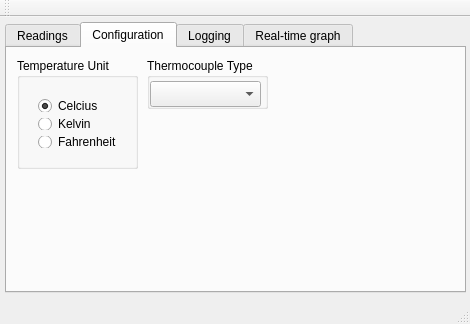
First picture: the form in qt_test/basicListener/mainwindow.ui, repository PaxInstruments/t100-software, before the edit.
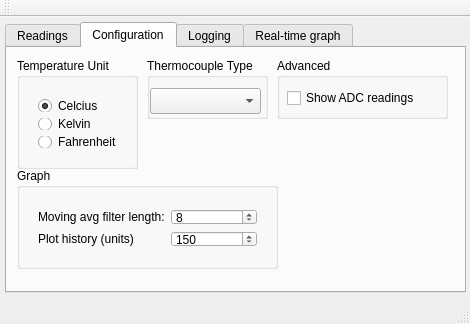
Second picture: the form after the edit. The open tabs and pages were chosen to show the change. Custom widgets are drawn as their Qt base class.

Commit message:
New features and fixes. * User selectable temperature unit. * User selectable graph smoothing filter length. * User selectable graph history length. * ADC reading is optional right now. Table changes its size accordingly. * Small fix to moving average filter. * Proper t100 class member initialisation.
Known bugs
* "Rescan Devices" crashes the program at some occasions.

Diff of the .ui file:
```diff
--- a/qt_test/basicListener/mainwindow.ui
+++ b/qt_test/basicListener/mainwindow.ui
@@ -127,7 +127,7 @@
         <x>140</x>
         <y>10</y>
         <width>121</width>
-        <height>51</height>
+        <height>61</height>
        </rect>
       </property>
       <property name="title">
@@ -137,13 +137,104 @@
        <property name="geometry">
         <rect>
          <x>3</x>
-         <y>23</y>
+         <y>30</y>
          <width>111</width>
          <height>26</height>
         </rect>
        </property>
       </widget>
      </widget>
+     <widget class="QGroupBox" name="groupBox_2">
+      <property name="geometry">
+       <rect>
+        <x>270</x>
+        <y>10</y>
+        <width>171</width>
+        <height>61</height>
+       </rect>
+      </property>
+      <property name="title">
+       <string>Advanced</string>
+      </property>
+      <widget class="QCheckBox" name="config_showADC_checkBox">
+       <property name="geometry">
+        <rect>
+         <x>10</x>
+         <y>30</y>
+         <width>171</width>
+         <height>20</height>
+        </rect>
+       </property>
+       <property name="text">
+        <string>Show ADC readings</string>
+       </property>
+      </widget>
+     </widget>
+     <widget class="QGroupBox" name="groupBox_5">
+      <property name="geometry">
+       <rect>
+        <x>10</x>
+        <y>120</y>
+        <width>261</width>
+        <height>101</height>
+       </rect>
+      </property>
+      <property name="title">
+       <string>Graph</string>
+      </property>
+      <widget class="QWidget" name="">
+       <property name="geometry">
+        <rect>
+         <x>10</x>
+         <y>30</y>
+         <width>241</width>
+         <height>60</height>
+        </rect>
+       </property>
+       <layout class="QGridLayout" name="gridLayout_2">
+        <item row="0" column="0">
+         <widget class="QLabel" name="label_2">
+          <property name="text">
+           <string>Moving avg filter length:</string>
+          </property>
+         </widget>
+        </item>
+        <item row="0" column="1">
+         <widget class="QSpinBox" name="config_movAvg_spinBox">
+          <property name="minimum">
+           <number>1</number>
+          </property>
+          <property name="maximum">
+           <number>32</number>
+          </property>
+          <property name="value">
+           <number>8</number>
+          </property>
+         </widget>
+        </item>
+        <item row="1" column="0">
+         <widget class="QLabel" name="label_3">
+          <property name="text">
+           <string>Plot history (units)</string>
+          </property>
+         </widget>
+        </item>
+        <item row="1" column="1">
+         <widget class="QSpinBox" name="config_movAvg_spinBox_2">
+          <property name="minimum">
+           <number>100</number>
+          </property>
+          <property name="maximum">
+           <number>1000</number>
+          </property>
+          <property name="value">
+           <number>150</number>
+          </property>
+         </widget>
+        </item>
+       </layout>
+      </widget>
+     </widget>
     </widget>
     <widget class="QWidget" name="tab_4">
      <attribute name="title">
```
Left out of the diff: 8 changed lines with no effect on the pictures. The commit also changes 11 other files.
